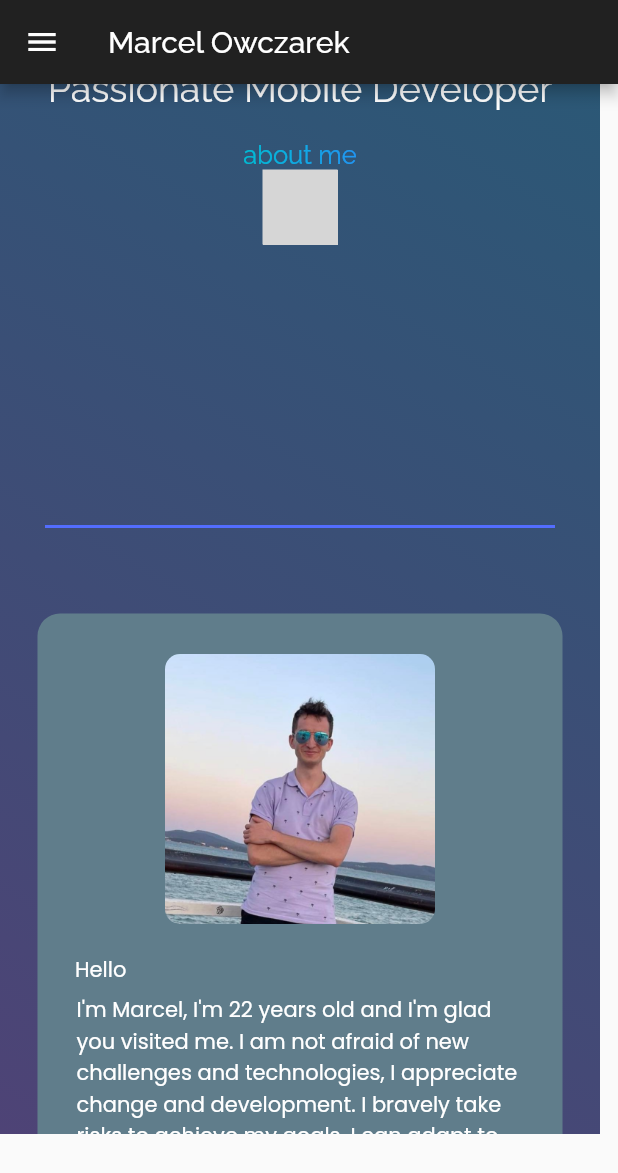
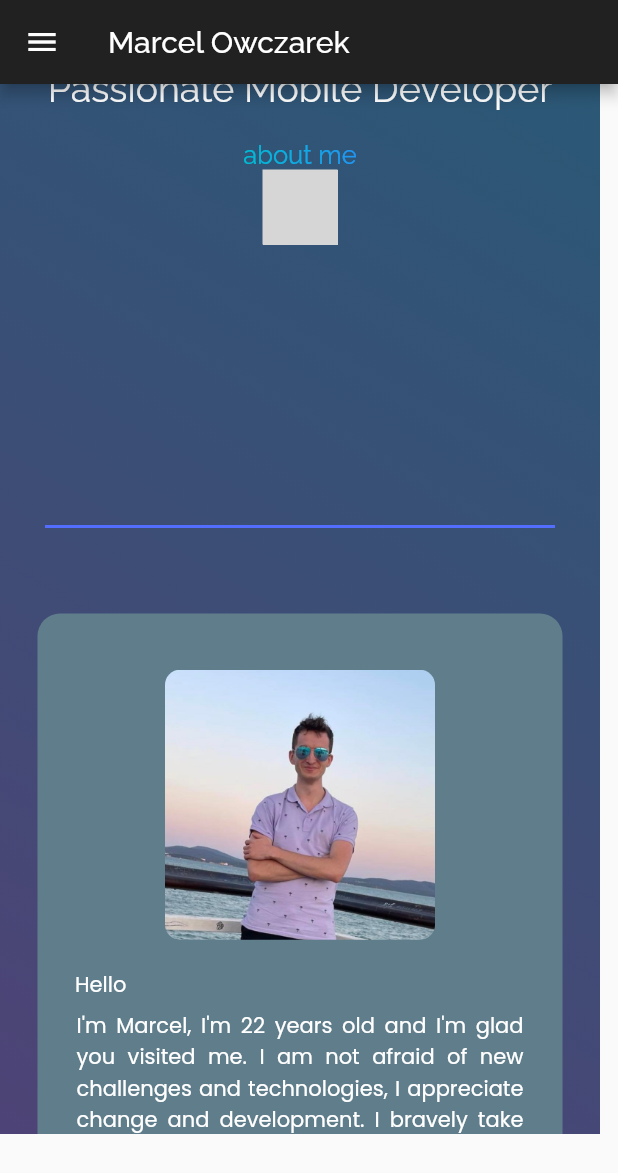
Before and after one commit to MarcelOwczarek/own_website, a Flutter app: the screen it shows after launch, scrolled down 576 dp, on a phone screen of 412 x 824 dp. Shown: the top 1173 px of the screen. Run offline on Flutter 3.47's test engine with Material 2 defaults, Android fonts, the phone set to English and light mode, and no system bars; drawn by our look-alikes of simple_gradient_text; our stand-ins replace google_fonts, lottie; network calls fail; grey boxes are pictures that could not be loaded.

Commit message:
Justify text

```diff
--- a/lib/features/texts/texts.dart
+++ b/lib/features/texts/texts.dart
@@ -50,8 +50,9 @@ final text = <Widget>[
     padding: const EdgeInsets.all(1),
     child: Text(
       // - 6
-      "I'm Marcel, I'm 22 years old and I'm glad you visited me. I am not afraid of new challenges and technologies, I appreciate change and development. I bravely take risks to achieve my goals. I can adapt to any situation to deal with problems. I am friendly and sociable, confident in myself and my beliefs. My main interests are new technologies, programming, gym, traveling and cinema. I started my adventure with the Flutter framework in June 2022.",
+      "I'm Marcel, I'm 22 years old and I'm glad you visited me. I am not afraid of new challenges and technologies, I appreciate change and development. I bravely take risks to achieve my goals. I can adapt to any situation to deal with problems. I am friendly and sociable, confident in myself and my beliefs. My main interests are new technologies, programming, traveling and cinema. I started my adventure with the Flutter framework in June 2022.",
       style: GoogleFonts.poppins(color: Colors.white),
+      textAlign: TextAlign.justify,
     ),
   ),
   Align(
```
